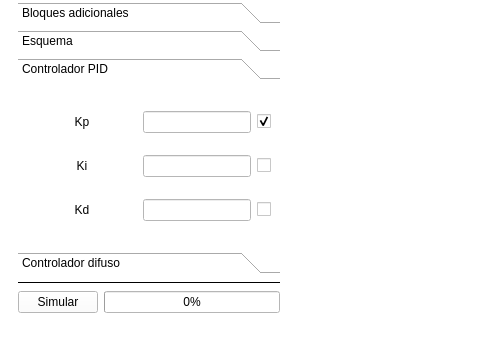
Qt form Main aplication/VentanaPrincipal.ui (ezalorpro/LaboratorioDeControl) before a commit; both pictures show x 0 to 480 and y 346 to 693 of the 1376 by 693 pixel window.
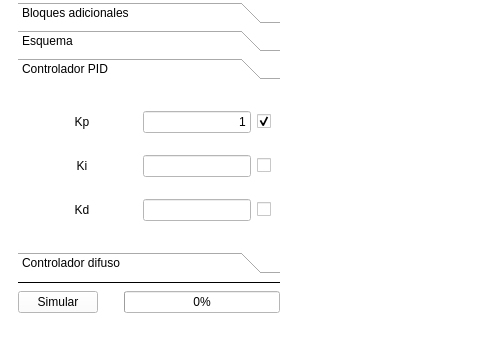
The same form after that commit. The open tabs and pages were chosen to show the change. Icons and pictures are not drawn. Custom widgets are drawn as their Qt base class.

```diff
--- a/Main aplication/VentanaPrincipal.ui
+++ b/Main aplication/VentanaPrincipal.ui
@@ -8012,8 +8012,8 @@
               <rect>
                <x>0</x>
                <y>0</y>
-               <width>190</width>
-               <height>96</height>
+               <width>262</width>
+               <height>150</height>
               </rect>
              </property>
              <attribute name="icon">
@@ -8053,6 +8053,12 @@
                     <verstretch>0</verstretch>
                    </sizepolicy>
                   </property>
+                  <property name="text">
+                   <string>1</string>
+                  </property>
+                  <property name="alignment">
+                   <set>Qt::AlignRight|Qt::AlignTrailing|Qt::AlignVCenter</set>
+                  </property>
                  </widget>
                 </item>
                 <item>
@@ -8248,6 +8254,22 @@
               </property>
              </widget>
             </item>
+            <item>
+             <spacer name="horizontalSpacer">
+              <property name="orientation">
+               <enum>Qt::Horizontal</enum>
+              </property>
+              <property name="sizeType">
+               <enum>QSizePolicy::Minimum</enum>
+              </property>
+              <property name="sizeHint" stdset="0">
+               <size>
+                <width>20</width>
+                <height>20</height>
+               </size>
+              </property>
+             </spacer>
+            </item>
             <item>
              <widget class="QProgressBar" name="progressBar">
               <property name="sizePolicy">
```
Left out of the diff: 40 changed lines with no effect on the pictures.
